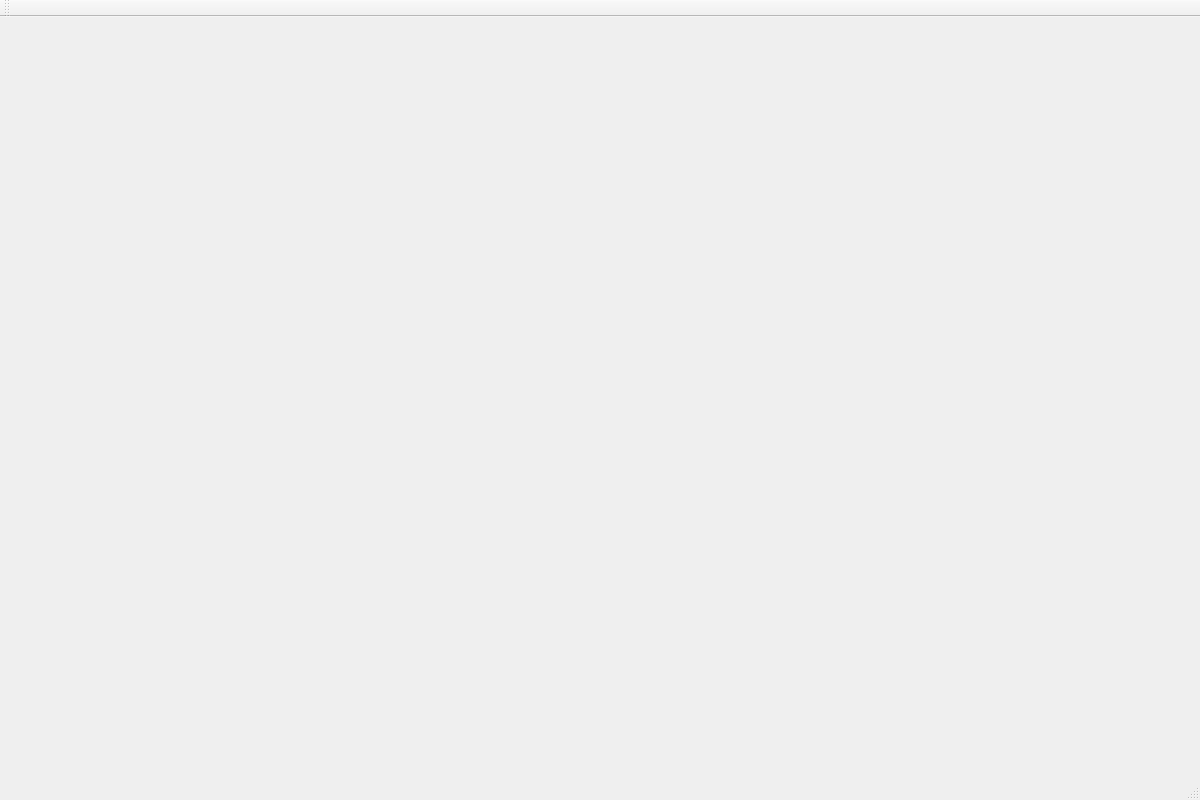
The window that mainwindow.ui (1980243524/My_Client) describes before a commit, drawn with Qt 5.
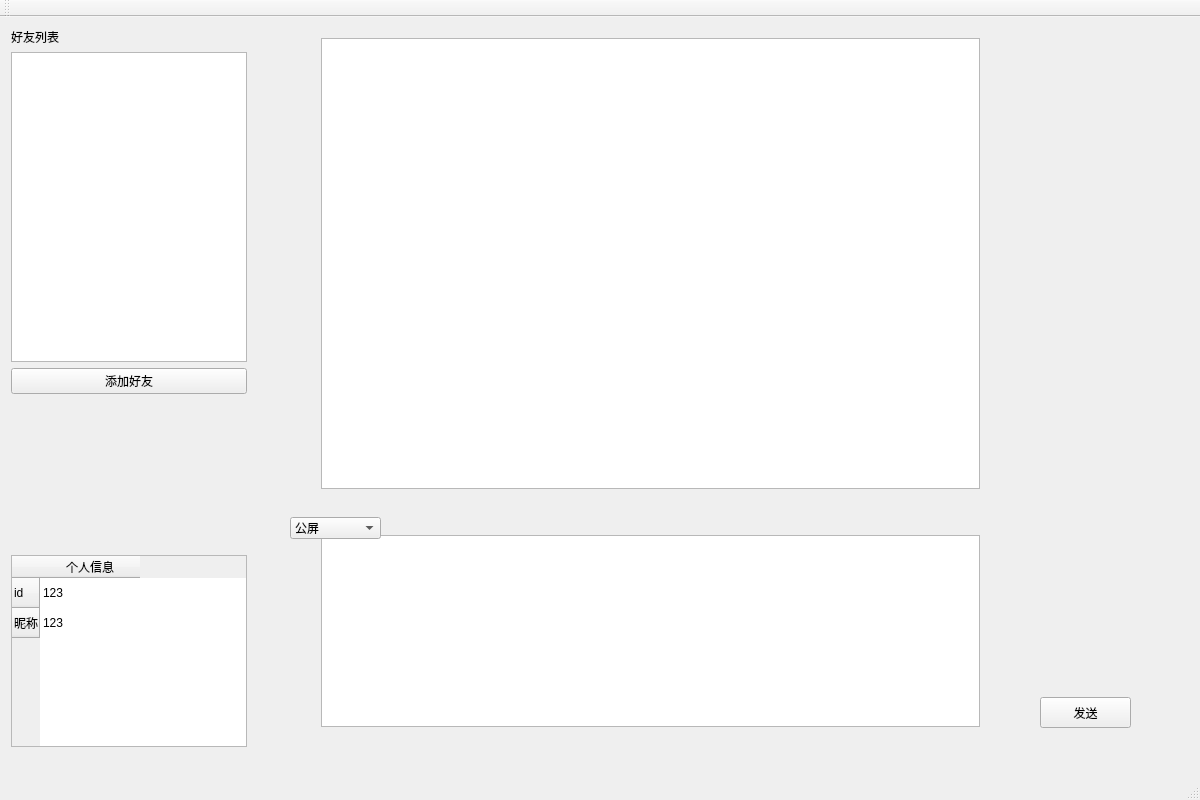
The same window after the commit.

The edit to the form file:
```diff
--- a/mainwindow.ui
+++ b/mainwindow.ui
@@ -13,7 +13,146 @@
   <property name="windowTitle">
    <string>MainWindow</string>
   </property>
-  <widget class="QWidget" name="centralWidget"/>
+  <widget class="QWidget" name="centralWidget">
+   <widget class="QPushButton" name="SendButton">
+    <property name="geometry">
+     <rect>
+      <x>1040</x>
+      <y>680</y>
+      <width>91</width>
+      <height>31</height>
+     </rect>
+    </property>
+    <property name="text">
+     <string>发送</string>
+    </property>
+   </widget>
+   <widget class="QWidget" name="layoutWidget">
+    <property name="geometry">
+     <rect>
+      <x>0</x>
+      <y>0</y>
+      <width>258</width>
+      <height>741</height>
+     </rect>
+    </property>
+    <layout class="QGridLayout" name="gridLayout" rowstretch="0,4,1,2,0">
+     <item row="4" column="0">
+      <widget class="QTableWidget" name="UserInfo">
+       <property name="showGrid">
+        <bool>false</bool>
+       </property>
+       <row>
+        <property name="text">
+         <string>id</string>
+        </property>
+       </row>
+       <row>
+        <property name="text">
+         <string>昵称</string>
+        </property>
+       </row>
+       <column>
+        <property name="text">
+         <string>个人信息</string>
+        </property>
+       </column>
+       <item row="0" column="0">
+        <property name="text">
+         <string>123</string>
+        </property>
+       </item>
+       <item row="1" column="0">
+        <property name="text">
+         <string>123</string>
+        </property>
+       </item>
+      </widget>
+     </item>
+     <item row="1" column="0">
+      <widget class="QListWidget" name="FriendList"/>
+     </item>
+     <item row="0" column="0">
+      <widget class="QLabel" name="label">
+       <property name="text">
+        <string>好友列表</string>
+       </property>
+      </widget>
+     </item>
+     <item row="3" column="0">
+      <spacer name="verticalSpacer">
+       <property name="orientation">
+        <enum>Qt::Vertical</enum>
+       </property>
+       <property name="sizeHint" stdset="0">
+        <size>
+         <width>20</width>
+         <height>40</height>
+        </size>
+       </property>
+      </spacer>
+     </item>
+     <item row="2" column="0">
+      <widget class="QPushButton" name="addFriendButton">
+       <property name="text">
+        <string>添加好友</string>
+       </property>
+      </widget>
+     </item>
+    </layout>
+   </widget>
+   <widget class="QWidget" name="layoutWidget">
+    <property name="geometry">
+     <rect>
+      <x>310</x>
+      <y>10</y>
+      <width>681</width>
+      <height>711</height>
+     </rect>
+    </property>
+    <layout class="QGridLayout" name="gridLayout_2" rowstretch="5,0,0,0">
+     <item row="1" column="0">
+      <spacer name="verticalSpacer_2">
+       <property name="orientation">
+        <enum>Qt::Vertical</enum>
+       </property>
+       <property name="sizeHint" stdset="0">
+        <size>
+         <width>20</width>
+         <height>40</height>
+        </size>
+       </property>
+      </spacer>
+     </item>
+     <item row="3" column="0">
+      <widget class="QTextEdit" name="ChatLine"/>
+     </item>
+     <item row="0" column="0">
+      <widget class="QTextEdit" name="ChatBox"/>
+     </item>
+    </layout>
+   </widget>
+   <widget class="QComboBox" name="Channel">
+    <property name="geometry">
+     <rect>
+      <x>290</x>
+      <y>500</y>
+      <width>91</width>
+      <height>22</height>
+     </rect>
+    </property>
+    <item>
+     <property name="text">
+      <string>公屏</string>
+     </property>
+    </item>
+    <item>
+     <property name="text">
+      <string>私聊</string>
+     </property>
+    </item>
+   </widget>
+  </widget>
   <widget class="QToolBar" name="mainToolBar">
    <attribute name="toolBarArea">
     <enum>TopToolBarArea</enum>
```
Left out of the diff: 2 changed lines with no effect on the pictures.
